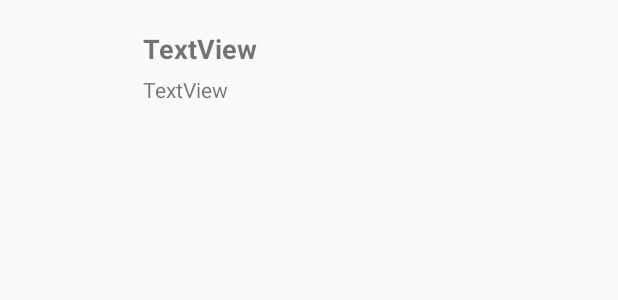
After one commit to StrangeDory/RickAndMorty, an Android app: the layout item_location.xml on its own in the app's theme, with its tools: preview values and no code run, on a phone screen of 412 x 824 dp. The commit adds this screen. Shown: the top 300 px of the screen. Run offline under Robolectric (Android 15) with nearby library versions, the phone set to English and light mode, and no system bars.

Commit message:
locations

```diff
--- a/app/src/main/java/com/example/rickandmorty/data/local/AppDatabase.kt
+++ b/app/src/main/java/com/example/rickandmorty/data/local/AppDatabase.kt
@@ -5,8 +5,9 @@ import androidx.room.Database
 import androidx.room.Room
 import androidx.room.RoomDatabase
 import com.example.rickandmorty.data.entities.Character
+import com.example.rickandmorty.data.entities.Location
 
-@Database(entities = [Character::class], version = 1, exportSchema = false)
+@Database(entities = [Character::class, Location::class], version = 2, exportSchema = false)
 abstract class AppDatabase : RoomDatabase() {
 
     abstract fun characterDao(): Dao
--- a/app/src/main/java/com/example/rickandmorty/data/remote/RemoteDataSource.kt
+++ b/app/src/main/java/com/example/rickandmorty/data/remote/RemoteDataSource.kt
@@ -8,4 +8,6 @@ class RemoteDataSource @Inject constructor(
 
     suspend fun getCharacters() = getResult { service.getAllCharacters() }
     suspend fun getCharacter(id: Int) = getResult { service.getCharacter(id) }
+    suspend fun getLocations() = getResult { service.getAllLocations() }
+    suspend fun getLocation(id: Int) = getResult { service.getLocation(id) }
 }
--- a/app/src/main/res/layout/activity_main.xml
+++ b/app/src/main/res/layout/activity_main.xml
@@ -11,6 +11,7 @@
         android:id="@+id/toolbarLayout"
         android:layout_width="match_parent"
         android:layout_height="wrap_content"
+        app:layout_constraintBottom_toTopOf="@+id/navHostFragment"
         app:layout_constraintTop_toTopOf="parent">
 
         <androidx.appcompat.widget.Toolbar
@@ -27,8 +28,9 @@
         android:id="@+id/navHostFragment"
         android:name="androidx.navigation.fragment.NavHostFragment"
         android:layout_width="match_parent"
-        android:layout_height="match_parent"
+        android:layout_height="0dp"
         app:defaultNavHost="true"
+        app:layout_constraintBottom_toTopOf="@+id/bottomNavigationView"
         app:layout_constraintTop_toBottomOf="@+id/toolbarLayout"
         app:navGraph="@navigation/nav_graph" />
 
--- /dev/null
+++ b/app/src/main/res/layout/item_location.xml
@@ -0,0 +1,41 @@
+<?xml version="1.0" encoding="utf-8"?>
+<androidx.constraintlayout.widget.ConstraintLayout xmlns:android="http://schemas.android.com/apk/res/android"
+    xmlns:app="http://schemas.android.com/apk/res-auto"
+    xmlns:tools="http://schemas.android.com/tools"
+    android:layout_width="match_parent"
+    android:layout_height="wrap_content"
+    android:padding="10dp">
+
+    <androidx.appcompat.widget.AppCompatImageView
+        android:id="@+id/imageLocation"
+        android:layout_width="60dp"
+        android:layout_height="60dp"
+        android:layout_marginStart="10dp"
+        android:layout_marginTop="10dp"
+        android:layout_marginBottom="10dp"
+        app:layout_constraintBottom_toBottomOf="parent"
+        app:layout_constraintStart_toStartOf="parent"
+        app:layout_constraintTop_toTopOf="parent" />
+
+    <TextView
+        android:id="@+id/nameLocation"
+        android:layout_width="wrap_content"
+        android:layout_height="wrap_content"
+        android:layout_marginStart="15dp"
+        android:layout_marginTop="10dp"
+        android:text="TextView"
+        android:textSize="18sp"
+        android:textStyle="bold"
+        app:layout_constraintStart_toEndOf="@+id/imageLocation"
+        app:layout_constraintTop_toTopOf="parent" />
+
+    <TextView
+        android:id="@+id/typeLocation"
+        android:layout_width="wrap_content"
+        android:layout_height="wrap_content"
+        android:layout_marginStart="15dp"
+        android:layout_marginTop="5dp"
+        android:text="TextView"
+        app:layout_constraintStart_toEndOf="@+id/imageLocation"
+        app:layout_constraintTop_toBottomOf="@+id/nameLocation" />
+</androidx.constraintlayout.widget.ConstraintLayout>
--- a/app/src/main/res/menu/menu_bottom.xml
+++ b/app/src/main/res/menu/menu_bottom.xml
@@ -2,13 +2,13 @@
 <menu xmlns:android="http://schemas.android.com/apk/res/android">
     <group android:checkableBehavior="single">
         <item
-            android:id="@+id/nav_main"
+            android:id="@+id/nav_characters"
             android:title="@string/menu_item_characters" />
         <item
-            android:id="@+id/nav_search"
+            android:id="@+id/nav_locations"
             android:title="@string/menu_item_locations" />
         <item
-            android:id="@+id/nav_lecturers"
+            android:id="@+id/nav_episodes"
             android:title="@string/menu_item_episodes" />
     </group>
 </menu>
--- a/app/src/main/res/navigation/nav_graph.xml
+++ b/app/src/main/res/navigation/nav_graph.xml
@@ -16,4 +16,10 @@
         android:name="com.example.rickandmorty.ui.characters.characterdetail.CharacterDetailFragment"
         android:label="Character Detail"
         tools:layout="@layout/fragment_character_detail" />
+
+    <fragment
+        android:id="@+id/locationsFragment"
+        android:name="com.example.rickandmorty.ui.locations.LocationsFragment"
+        android:label="Locations"
+        tools:layout="@layout/fragment_locations" />
 </navigation>
```
Also changed, not shown: app/src/main/java/com/example/rickandmorty/data/local/Dao.kt (+13 -2 lines), app/src/main/java/com/example/rickandmorty/data/repository/CharacterRepository.kt (+14 -2 lines), app/src/main/java/com/example/rickandmorty/ui/MainActivity.kt (+8 -7 lines), app/src/main/java/com/example/rickandmorty/ui/locations/LocationsAdapter.kt (added, +58 -0 lines), app/src/main/java/com/example/rickandmorty/ui/locations/LocationsFragment.kt (added, +65 -0 lines), app/src/main/java/com/example/rickandmorty/ui/locations/LocationsViewModel.kt (added, +12 -0 lines), app/src/main/res/layout/fragment_locations.xml (added, +36 -0 lines).
